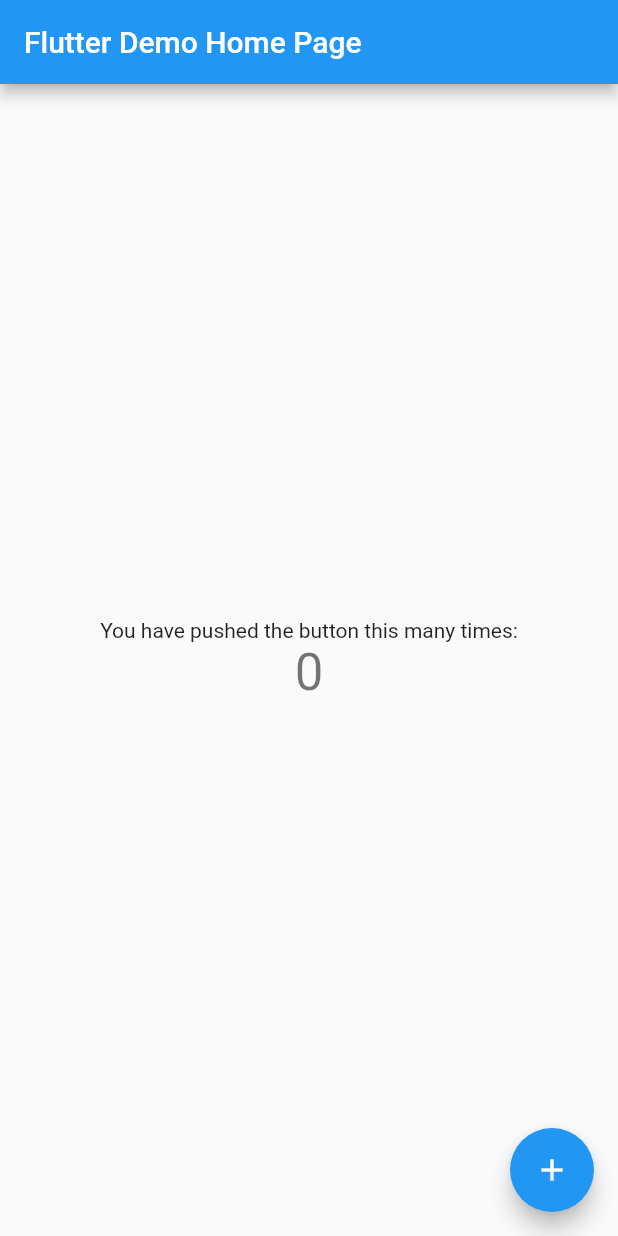
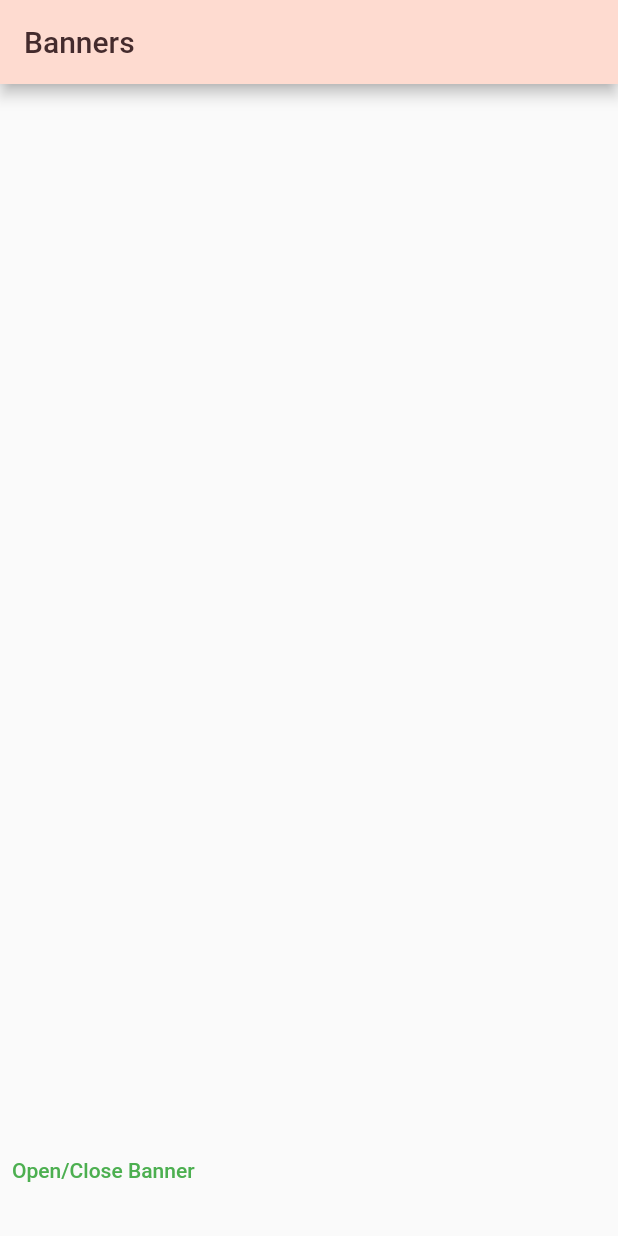
Before and after one commit to techkush/flutter_reference, a Flutter app: the screen it shows after launch, on a phone screen of 412 x 824 dp. Run offline on Flutter 3.47's test engine with Material 2 defaults, Android fonts, the phone set to English and light mode, and no system bars; Roboto replaces fonts that are missing (Rubik).

Commit message:
app bar and banners done

```diff
--- /dev/null
+++ b/lib/components/banners.dart
@@ -0,0 +1,56 @@
+import 'package:flutter/material.dart';
+import 'package:flutter_reference/main.dart';
+
+// A banner displays a prominent message and related optional actions.
+class BannersWidgetScreen extends StatefulWidget {
+  const BannersWidgetScreen({Key? key}) : super(key: key);
+
+  @override
+  _BannersWidgetScreenState createState() => _BannersWidgetScreenState();
+}
+
+class _BannersWidgetScreenState extends State<BannersWidgetScreen> {
+
+  bool isOpenBanner = false;
+
+  @override
+  Widget build(BuildContext context) {
+    return Scaffold(
+      appBar: AppBar(title: const Text('Banners'),),
+      body: SizedBox(
+        height: MediaQuery.of(context).size.height,
+        width: MediaQuery.of(context).size.width,
+        child: Stack(
+          children: [
+            isOpenBanner ? MaterialBanner(
+              content: const Text('A banner displays a prominent message and related optional actions.'),
+              leading: const CircleAvatar(child: Icon(Icons.delete)),
+              actions: [
+                TextButton(
+                  child: const Text('ACTION 1', style: buttonTextStyleActive,),
+                  onPressed: () { },
+                ),
+                TextButton(
+                  child: const Text('ACTION 2', style: buttonTextStyleActive,),
+                  onPressed: () { },
+                ),
+              ],
+            ) : Container(),
+            Positioned(
+              bottom: 20,
+              child: TextButton(
+                child: const Text('Open/Close Banner', style: buttonTextStyleActive,),
+                onPressed: () {
+                  setState(() {
+                    isOpenBanner = !isOpenBanner;
+                  });
+                },
+              ),
+            ),
+
+          ],
+        ),
+      ),
+    );
+  }
+}
--- a/lib/main.dart
+++ b/lib/main.dart
@@ -1,4 +1,7 @@
 import 'package:flutter/material.dart';
+import 'package:flutter_reference/components/app_bars.dart';
+import 'package:flutter_reference/components/banners.dart';
+
 
 void main() {
   runApp(const MyApp());
@@ -7,109 +10,75 @@ void main() {
 class MyApp extends StatelessWidget {
   const MyApp({Key? key}) : super(key: key);
 
-  // This widget is the root of your application.
   @override
   Widget build(BuildContext context) {
     return MaterialApp(
-      title: 'Flutter Demo',
-      theme: ThemeData(
-        // This is the theme of your application.
-        //
-        // Try running your application with "flutter run". You'll see the
-        // application has a blue toolbar. Then, without quitting the app, try
-        // changing the primarySwatch below to Colors.green and then invoke
-        // "hot reload" (press "r" in the console where you ran "flutter run",
-        // or simply save your changes to "hot reload" in a Flutter IDE).
-        // Notice that the counter didn't reset back to zero; the application
-        // is not restarted.
-        primarySwatch: Colors.blue,
-      ),
-      home: const MyHomePage(title: 'Flutter Demo Home Page'),
+      title: 'Flutter Reference',
+      theme: _buildShrineTheme(),
+      debugShowCheckedModeBanner: false,
+      home: const BannersWidgetScreen(),
     );
   }
 }
 
-class MyHomePage extends StatefulWidget {
-  const MyHomePage({Key? key, required this.title}) : super(key: key);
-
-  // This widget is the home page of your application. It is stateful, meaning
-  // that it has a State object (defined below) that contains fields that affect
-  // how it looks.
-
-  // This class is the configuration for the state. It holds the values (in this
-  // case the title) provided by the parent (in this case the App widget) and
-  // used by the build method of the State. Fields in a Widget subclass are
-  // always marked "final".
-
-  final String title;
-
-  @override
-  State<MyHomePage> createState() => _MyHomePageState();
+ThemeData _buildShrineTheme() {
+  final ThemeData base = ThemeData.light();
+  return base.copyWith(
+    colorScheme: _shrineColorScheme,
+    textTheme: _buildShrineTextTheme(base.textTheme),
+  );
 }
 
-class _MyHomePageState extends State<MyHomePage> {
-  int _counter = 0;
+TextTheme _buildShrineTextTheme(TextTheme base) {
+  return base
+      .copyWith(
+        caption: base.caption!.copyWith(
+          fontWeight: FontWeight.w400,
+          fontSize: 14,
+          letterSpacing: defaultLetterSpacing,
+        ),
+        button: base.button!.copyWith(
+          fontWeight: FontWeight.w500,
+          fontSize: 14,
+          letterSpacing: defaultLetterSpacing,
+        ),
+      )
+      .apply(
+        fontFamily: 'Rubik',
+        displayColor: shrineBrown900,
+        bodyColor: shrineBrown900,
+      );
+}
 
-  void _incrementCounter() {
-    setState(() {
-      // This call to setState tells the Flutter framework that something has
-      // changed in this State, which causes it to rerun the build method below
-      // so that the display can reflect the updated values. If we changed
-      // _counter without calling setState(), then the build method would not be
-      // called again, and so nothing would appear to happen.
-      _counter++;
-    });
-  }
+const TextStyle buttonTextStyleActive = TextStyle(color: Colors.green);
 
-  @override
-  Widget build(BuildContext context) {
-    // This method is rerun every time setState is called, for instance as done
-    // by the _incrementCounter method above.
-    //
-    // The Flutter framework has been optimized to make rerunning build methods
-    // fast, so that you can just rebuild anything that needs updating rather
-    // than having to individually change instances of widgets.
-    return Scaffold(
-      appBar: AppBar(
-        // Here we take the value from the MyHomePage object that was created by
-        // the App.build method, and use it to set our appbar title.
-        title: Text(widget.title),
-      ),
-      body: Center(
-        // Center is a layout widget. It takes a single child and positions it
-        // in the middle of the parent.
-        child: Column(
-          // Column is also a layout widget. It takes a list of children and
-          // arranges them vertically. By default, it sizes itself to fit its
-          // children horizontally, and tries to be as tall as its parent.
-          //
-          // Invoke "debug painting" (press "p" in the console, choose the
-          // "Toggle Debug Paint" action from the Flutter Inspector in Android
-          // Studio, or the "Toggle Debug Paint" command in Visual Studio Code)
-          // to see the wireframe for each widget.
-          //
-          // Column has various properties to control how it sizes itself and
-          // how it positions its children. Here we use mainAxisAlignment to
-          // center the children vertically; the main axis here is the vertical
-          // axis because Columns are vertical (the cross axis would be
-          // horizontal).
-          mainAxisAlignment: MainAxisAlignment.center,
-          children: <Widget>[
-            const Text(
-              'You have pushed the button this many times:',
-            ),
-            Text(
-              '$_counter',
-              style: Theme.of(context).textTheme.headline4,
-            ),
-          ],
-        ),
-      ),
-      floatingActionButton: FloatingActionButton(
-        onPressed: _incrementCounter,
-        tooltip: 'Increment',
-        child: const Icon(Icons.add),
-      ), // This trailing comma makes auto-formatting nicer for build methods.
-    );
-  }
-}
+const ColorScheme _shrineColorScheme = ColorScheme(
+  primary: shrinePink100,
+  primaryVariant: shrineBrown900,
+  secondary: shrinePink50,
+  secondaryVariant: shrineBrown900,
+  surface: shrineSurfaceWhite,
+  background: shrineBackgroundWhite,
+  error: shrineErrorRed,
+  onPrimary: shrineBrown900,
+  onSecondary: shrineBrown900,
+  onSurface: shrineBrown900,
+  onBackground: shrineBrown900,
+  onError: shrineSurfaceWhite,
+  brightness: Brightness.light,
+);
+
+const Color shrinePink50 = Color(0xFFFEEAE6);
+const Color shrinePink100 = Color(0xFFFEDBD0);
+const Color shrinePink300 = Color(0xFFFBB8AC);
+const Color shrinePink400 = Color(0xFFEAA4A4);
+
+const Color shrineBrown900 = Color(0xFF442B2D);
+const Color shrineBrown600 = Color(0xFF7D4F52);
+
+const Color shrineErrorRed = Color(0xFFC5032B);
+
+const Color shrineSurfaceWhite = Color(0xFFFFFBFA);
+const Color shrineBackgroundWhite = Colors.white;
+
+const defaultLetterSpacing = 0.03;
```
Also changed, not shown: lib/components/app_bars.dart (+25 -1 lines), 2 other files.
